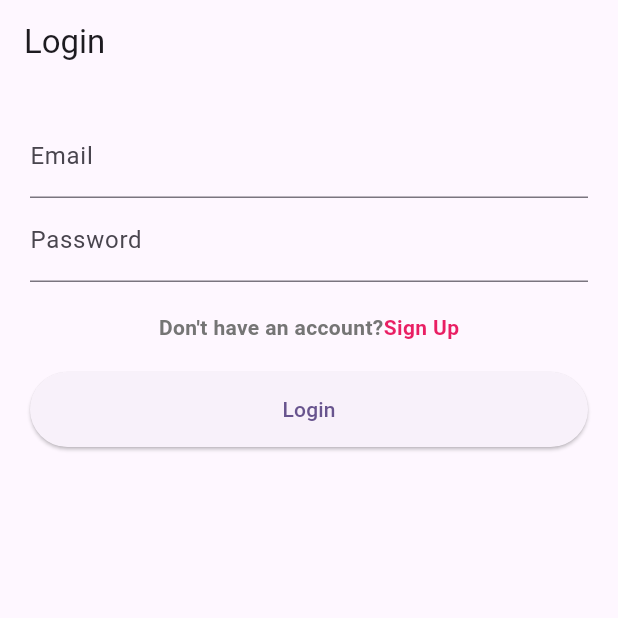
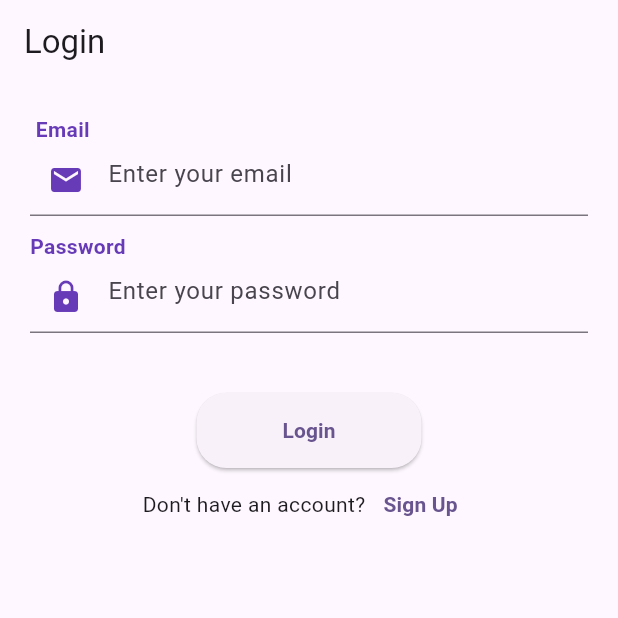
Before and after one commit to prgtyfzh/paml_project_firebase, a Flutter app: the screen it shows after launch, on a phone screen of 412 x 824 dp, the top half of it. Run offline on Flutter 3.47's test engine with Material 2 defaults, Android fonts, the light colour scheme and no system bars; our stand-ins replace cloud_firestore, firebase_auth, firebase_core; accounts and stored records are empty.

Commit message:
fix code untuk tampilan

```diff
--- a/lib/view/contact.dart
+++ b/lib/view/contact.dart
@@ -30,7 +30,7 @@ class _ContactState extends State<Contact> {
             const Text(
               'Contact List',
               style: TextStyle(
-                fontSize: 20,
+                fontSize: 25,
                 fontWeight: FontWeight.bold,
               ),
             ),
--- a/lib/view/login.dart
+++ b/lib/view/login.dart
@@ -1,6 +1,5 @@
 import 'package:firebasepaml/model/user_model.dart';
 import 'package:firebasepaml/view/register.dart';
-import 'package:flutter/gestures.dart';
 import 'package:flutter/material.dart';
 
 import '../controller/auth_controller.dart';
@@ -24,54 +23,58 @@ class Login extends StatelessWidget {
         child: Form(
             key: form,
             child: Column(
+              crossAxisAlignment: CrossAxisAlignment.start,
               children: [
+                const Text(
+                  ' Email',
+                  style: TextStyle(
+                      color: Colors.deepPurple, fontWeight: FontWeight.bold),
+                ),
                 TextFormField(
-                  decoration: const InputDecoration(labelText: 'Email'),
+                  decoration: const InputDecoration(
+                    hintText: 'Enter your email',
+                    prefixIcon: Icon(
+                      Icons.email,
+                      color: Colors.deepPurple,
+                    ),
+                  ),
                   onChanged: (value) {
                     email = value;
                   },
                 ),
+                const SizedBox(
+                  height: 10,
+                ),
+                const Text(
+                  'Password',
+                  style: TextStyle(
+                      color: Colors.deepPurple, fontWeight: FontWeight.bold),
+                ),
                 TextFormField(
-                  decoration: const InputDecoration(labelText: 'Password'),
+                  obscureText: true,
+                  decoration: const InputDecoration(
+                    hintText: 'Enter your password',
+                    prefixIcon: Icon(
+                      Icons.lock,
+                      color: Colors.deepPurple,
+                    ),
+                  ),
                   onChanged: (value) {
                     password = value;
                   },
                 ),
                 const SizedBox(
-                  height: 20,
+                  height: 40,
                 ),
-                Column(
+                Center(
+                  child: Column(
                     children: [
-                    Text.rich(TextSpan(
-                        text: 'Don\'t have an account?',
-                        style: TextStyle(
-                            color: Colors.grey.shade600,
-                            fontWeight: FontWeight.bold),
-                        children: [
-                          TextSpan(
-                              text: 'Sign Up',
-                              style: const TextStyle(
-                                  color: Colors.pink,
-                                  fontWeight: FontWeight.bold),
-                              recognizer: TapGestureRecognizer()
-                                ..onTap = () {
-                                  Navigator.push(
-                                      context,
-                                      MaterialPageRoute(
-                                          builder: (context) => Register()));
-                                })
-                        ]))
-                  ],
-                ),
-                const SizedBox(
-                  height: 20,
-                ),
                       ElevatedButton(
                         onPressed: () async {
                           if (form.currentState!.validate()) {
-                      UserModel? loginUser = await authController
+                            UserModel? registeredUser = await authController
                                 .signInWithEmailAndPassword(email!, password!);
-                      if (loginUser != null) {
+                            if (registeredUser != null) {
                               showDialog(
                                 context: context,
                                 builder: (BuildContext context) {
@@ -83,7 +86,8 @@ class Login extends StatelessWidget {
                                       TextButton(
                                         onPressed: () {
                                           Navigator.push(context,
-                                        MaterialPageRoute(builder: ((context) {
+                                              MaterialPageRoute(
+                                                  builder: ((context) {
                                             return Contact();
                                           })));
                                         },
@@ -114,12 +118,38 @@ class Login extends StatelessWidget {
                             }
                           }
                         },
-                  child: const Text('Login'),
                         style: ElevatedButton.styleFrom(
-                    // backgroundColor: Colors.pink,
-                    minimumSize: Size(double.infinity, 50),
                           shape: RoundedRectangleBorder(
-                        borderRadius: BorderRadius.circular(40)),
+                            borderRadius: BorderRadius.circular(20),
+                          ),
+                          minimumSize: const Size(150, 50),
+                        ),
+                        child: const Text(
+                          'Login',
+                          style: TextStyle(fontWeight: FontWeight.bold),
+                        ),
+                      ),
+                      Row(
+                        mainAxisAlignment: MainAxisAlignment.center,
+                        children: [
+                          const Text("Don't have an account?"),
+                          TextButton(
+                            onPressed: () {
+                              Navigator.push(
+                                context,
+                                MaterialPageRoute(
+                                  builder: (context) => Register(),
+                                ),
+                              );
+                            },
+                            child: const Text(
+                              'Sign Up',
+                              style: TextStyle(fontWeight: FontWeight.bold),
+                            ),
+                          ),
+                        ],
+                      ),
+                    ],
                   ),
                 ),
               ],
```
Also changed, not shown: lib/view/add_contact.dart (+40 -6 lines), lib/view/register.dart (+61 -8 lines), lib/view/update_contact.dart (+40 -30 lines). Lines whose indentation alone changed are shown as unchanged.
